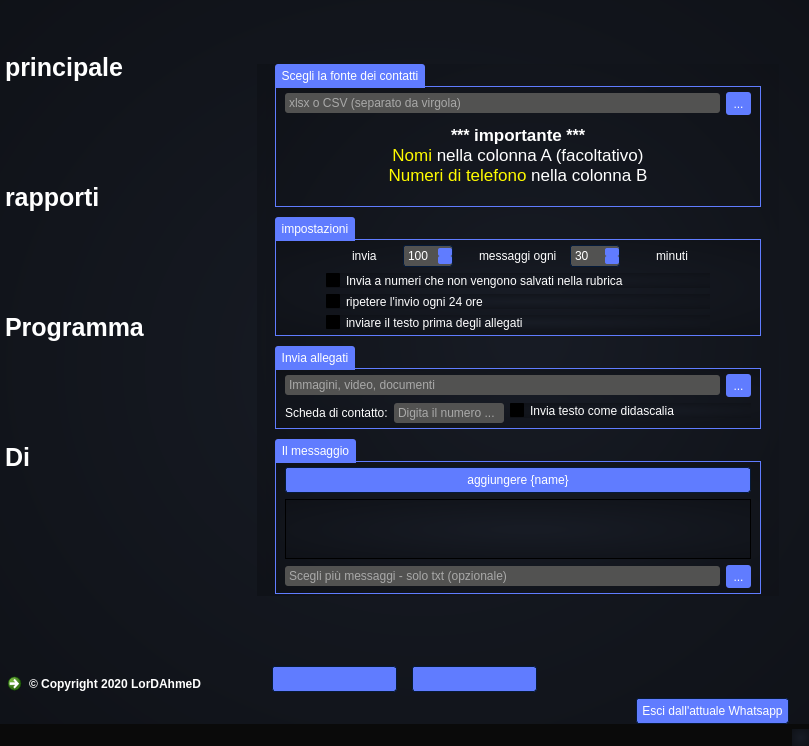
This is italian.ui in thelordahmed/Whatsapp-bulk-sender as Qt 5 draws it before an edit. The edited form follows.
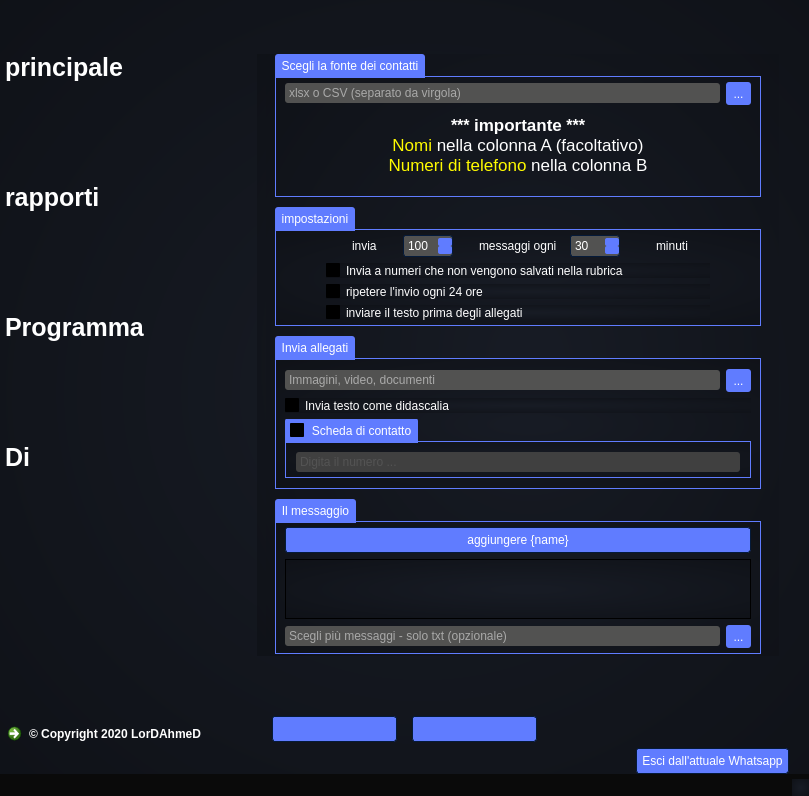
This is the edited form. Icons and pictures are not drawn.

Commit message: - added multiple contact card sending - tweaked sending multiple files, now it's send in one request to the input

Diff of the .ui file:
```diff
--- a/italian.ui
+++ b/italian.ui
@@ -7,7 +7,7 @@
     <x>0</x>
     <y>0</y>
     <width>809</width>
-    <height>746</height>
+    <height>796</height>
    </rect>
   </property>
   <property name="minimumSize">
@@ -1876,10 +1876,10 @@
                </property>
                <layout class="QFormLayout" name="formLayout">
                 <property name="topMargin">
-                 <number>5</number>
+                 <number>10</number>
                 </property>
                 <property name="bottomMargin">
-                 <number>5</number>
+                 <number>10</number>
                 </property>
                 <item row="0" column="0" colspan="2">
                  <layout class="QHBoxLayout" name="horizontalLayout_2">
@@ -1902,31 +1902,59 @@
                   </item>
                  </layout>
                 </item>
-                <item row="1" column="0">
-                 <layout class="QHBoxLayout" name="horizontalLayout">
-                  <item>
-                   <widget class="QLabel" name="label_5">
-                    <property name="text">
-                     <string>Scheda di contatto:</string>
-                    </property>
-                   </widget>
-                  </item>
-                  <item>
-                   <widget class="QLineEdit" name="contactCard_le">
-                    <property name="placeholderText">
-                     <string>Digita il numero ...</string>
-                    </property>
-                   </widget>
-                  </item>
-                 </layout>
-                </item>
-                <item row="1" column="1">
-                 <widget class="QCheckBox" name="caption">
+                <item row="1" column="0" colspan="2">
+                 <widget class="QCheckBox" name="caption_2">
                   <property name="text">
                    <string>Invia testo come didascalia</string>
                   </property>
                  </widget>
                 </item>
+                <item row="2" column="0" colspan="2">
+                 <widget class="QGroupBox" name="contact_groupbox">
+                  <property name="minimumSize">
+                   <size>
+                    <width>200</width>
+                    <height>0</height>
+                   </size>
+                  </property>
+                  <property name="title">
+                   <string>Scheda di contatto</string>
+                  </property>
+                  <property name="checkable">
+                   <bool>true</bool>
+                  </property>
+                  <property name="checked">
+                   <bool>false</bool>
+                  </property>
+                  <layout class="QHBoxLayout" name="horizontalLayout_12">
+                   <property name="leftMargin">
+                    <number>10</number>
+                   </property>
+                   <property name="topMargin">
+                    <number>10</number>
+                   </property>
+                   <property name="rightMargin">
+                    <number>10</number>
+                   </property>
+                   <property name="bottomMargin">
+                    <number>5</number>
+                   </property>
+                   <item>
+                    <widget class="QLineEdit" name="contactCard_le_2">
+                     <property name="sizePolicy">
+                      <sizepolicy hsizetype="Expanding" vsizetype="Fixed">
+                       <horstretch>0</horstretch>
+                       <verstretch>0</verstretch>
+                      </sizepolicy>
+                     </property>
+                     <property name="placeholderText">
+                      <string>Digita il numero ...</string>
+                     </property>
+                    </widget>
+                   </item>
+                  </layout>
+                 </widget>
+                </item>
                </layout>
               </widget>
              </item>
```
Left out of the diff: 10 changed lines with no effect on the pictures. The commit also changes 7 other files.
